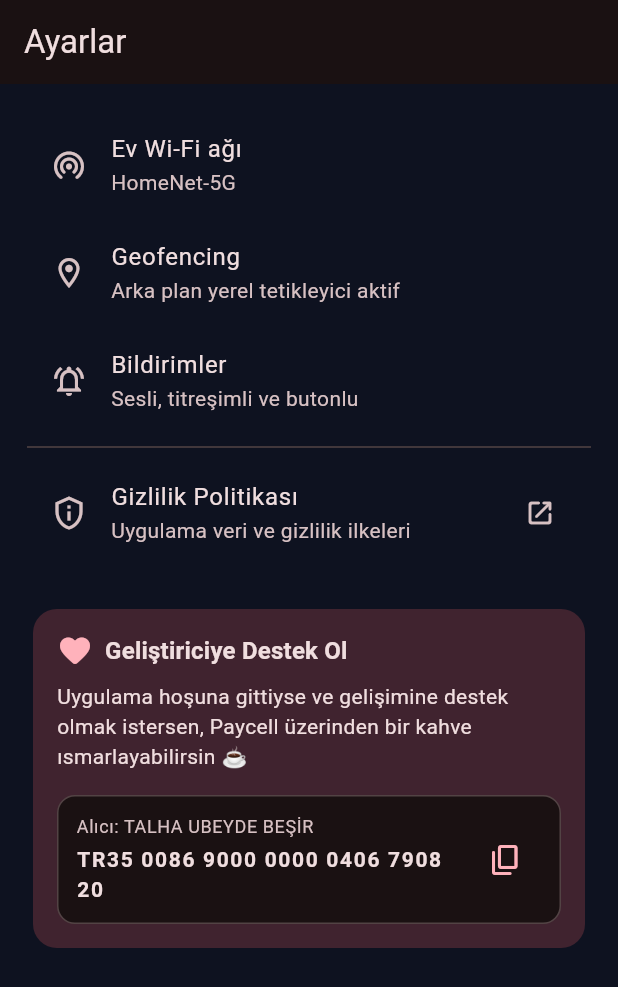
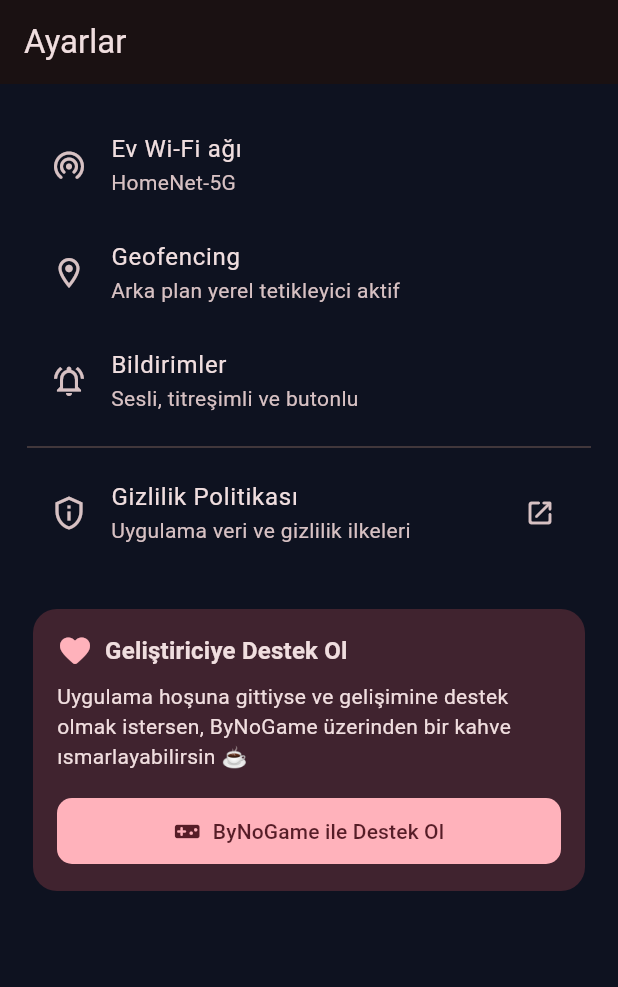
Before and after one commit to taliandre/Unutma-Ha-, a Flutter app: the SettingsScreen screen opened by its route, on a phone screen of 412 x 824 dp. Shown: the top 987 px of the screen. Run offline on Flutter 3.47's test engine with Material 3 defaults, Android fonts, the phone set to English and light mode, and no system bars; our stand-ins replace audioplayers, connectivity_plus, file_picker, flutter_local_notifications, flutter_map, flutter_riverpod and 10 more; missing offline and left inert: flutter_background_service; accounts and stored records are empty.

Commit message:
Update ByNoGame support link to the official taliapps donate URL

```diff
--- a/lib/features/settings/presentation/settings_screen.dart
+++ b/lib/features/settings/presentation/settings_screen.dart
@@ -63,59 +63,26 @@ class SettingsScreen extends StatelessWidget {
                     ],
                   ),
                   const SizedBox(height: 8),
-                  const Text('Uygulama hoşuna gittiyse ve gelişimine destek olmak istersen, Paycell üzerinden bir kahve ısmarlayabilirsin ☕'),
+                  const Text('Uygulama hoşuna gittiyse ve gelişimine destek olmak istersen, ByNoGame üzerinden bir kahve ısmarlayabilirsin ☕'),
                   const SizedBox(height: 16),
-                  Container(
-                    padding: const EdgeInsets.symmetric(horizontal: 12, vertical: 12),
-                    decoration: BoxDecoration(
-                      color: Theme.of(context).colorScheme.surface,
-                      borderRadius: BorderRadius.circular(12),
-                      border: Border.all(color: Theme.of(context).colorScheme.outlineVariant),
-                    ),
-                    child: Row(
-                      children: [
-                        Expanded(
-                          child: Column(
-                            crossAxisAlignment: CrossAxisAlignment.start,
-                            children: [
-                              Text(
-                                'Alıcı: TALHA UBEYDE BEŞİR',
-                                style: Theme.of(context).textTheme.bodySmall?.copyWith(
-                                      color: Theme.of(context).colorScheme.onSurfaceVariant,
-                                    ),
-                              ),
-                              const SizedBox(height: 4),
-                              Text(
-                                'TR35 0086 9000 0000 0406 7908 20',
-                                style: Theme.of(context).textTheme.bodyMedium?.copyWith(
-                                      fontWeight: FontWeight.bold,
-                                      letterSpacing: 1.1,
-                                    ),
-                              ),
-                            ],
-                          ),
+                  SizedBox(
+                    width: double.infinity,
+                    child: FilledButton.icon(
+                      onPressed: () async {
+                        // ByNoGame Bağış Linki
+                        final url = Uri.parse('https://donate.bynogame.com/taliapps');
+                        if (await canLaunchUrl(url)) {
+                          await launchUrl(url, mode: LaunchMode.externalApplication);
+                        }
+                      },
+                      icon: const Icon(Icons.videogame_asset_rounded),
+                      label: const Text('ByNoGame ile Destek Ol'),
+                      style: FilledButton.styleFrom(
+                        padding: const EdgeInsets.symmetric(vertical: 12),
+                        shape: RoundedRectangleBorder(
+                          borderRadius: BorderRadius.circular(10),
                         ),
-                        IconButton(
-                          icon: Icon(Icons.copy_rounded, color: Theme.of(context).colorScheme.primary),
-                          tooltip: 'IBAN\'ı Kopyala',
-                          onPressed: () async {
-                            await Clipboard.setData(
-                              const ClipboardData(text: 'TR35 0086 9000 0000 0406 7908 20'),
-                            );
-                            if (context.mounted) {
-                              ScaffoldMessenger.of(context).showSnackBar(
-                                SnackBar(
-                                  content: const Text('IBAN kopyalandı! Desteğin için çok teşekkürler 💖'),
-                                  behavior: SnackBarBehavior.floating,
-                                  shape: RoundedRectangleBorder(
-                                    borderRadius: BorderRadius.circular(10),
-                                  ),
-                                ),
-                              );
-                            }
-                          },
-                        ),
-                      ],
+                      ),
                     ),
                   ),
                 ],
```
